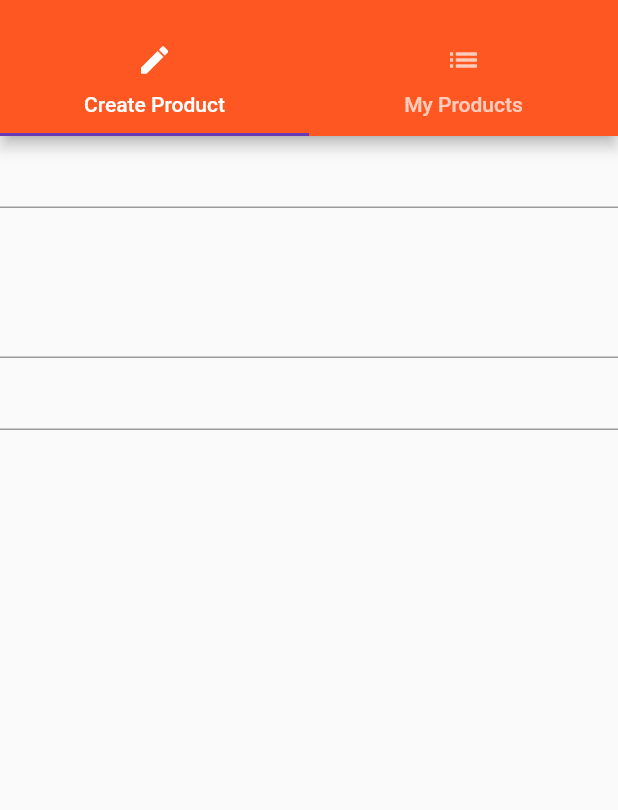
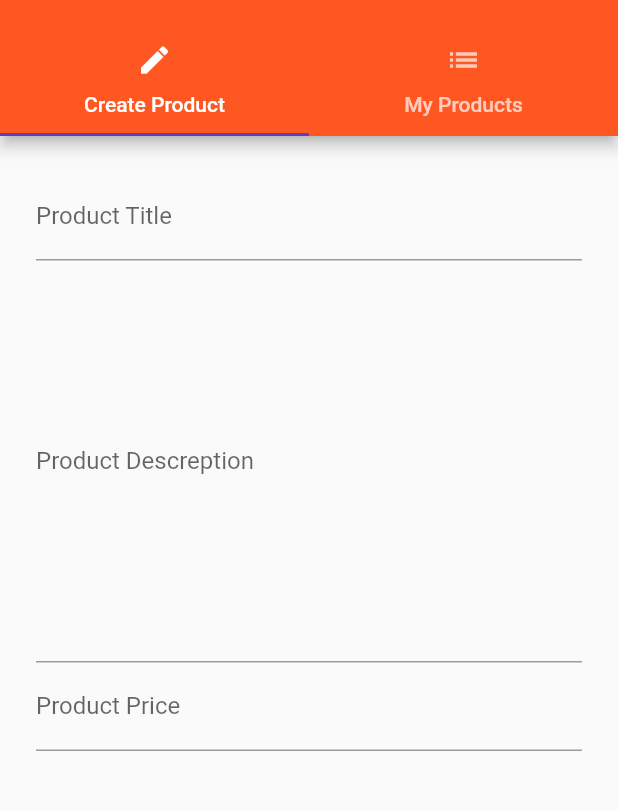
Before and after one commit to AlexKenbo/edu_adv.list-view, a Flutter app: the ProductsAdminPage screen opened by its route, on a phone screen of 412 x 824 dp, the part 59-869 px from its top. Run offline on Flutter 3.47's test engine with Material 2 defaults, Android fonts, the phone set to English and light mode, and no system bars.

Commit message:
Декорирование формы

```diff
--- a/lib/pages/product_create.dart
+++ b/lib/pages/product_create.dart
@@ -16,21 +16,27 @@ class _ProductCreatePagState extends State<ProductCreatePage> {
 
   @override
   Widget build(BuildContext context) {
-    return Column(
+    return Container(
+      padding: EdgeInsets.all(24.0),
+      child: Column(
         children: <Widget>[
-        TextField(onChanged: (String value){
+          TextField(
+            decoration: InputDecoration(labelText: 'Product Title'),
+            onChanged: (String value){
             setState(() {
             title = value;
             });
           },),
           TextField(
-          maxLines: 4,
+            decoration: InputDecoration(labelText: 'Product Descreption'),
+            maxLines: 12,
             onChanged: (String value){
             setState(() {
             description = value;
             });
           },),
           TextField(
+            decoration: InputDecoration(labelText: 'Product Price'),
             keyboardType: TextInputType.number,
             onChanged: (String value){
             setState(() {
@@ -39,6 +45,6 @@ class _ProductCreatePagState extends State<ProductCreatePage> {
           },),
 
         ],
-    );
+    ));
   }
 }
```
Lines whose indentation alone changed are shown as unchanged.
